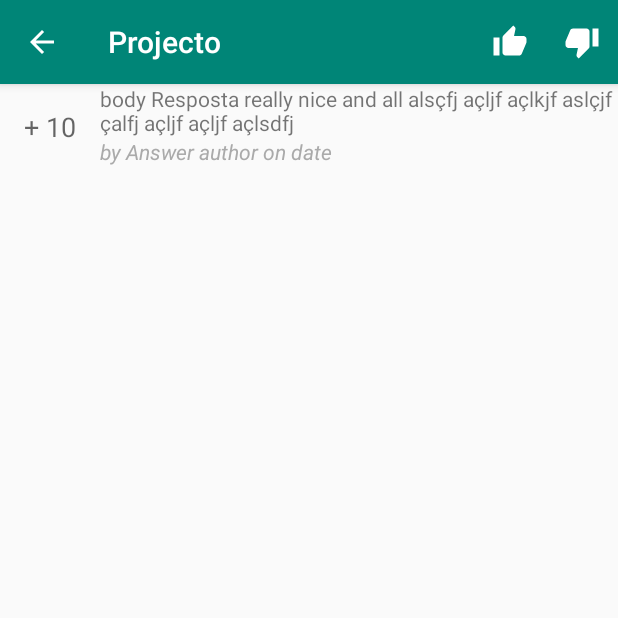
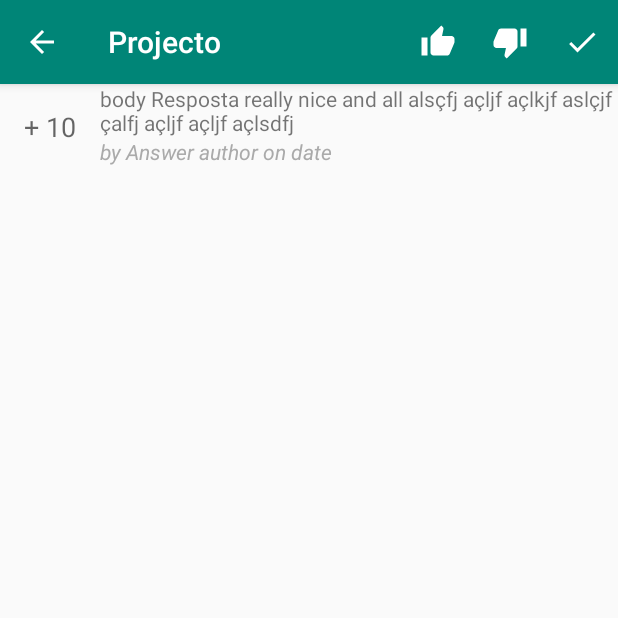
Before and after one commit to Olamundo21/QAPDM2019, an Android app: the ViewAnswerActivity screen opened directly, with no data from a screen before it, on a phone screen of 412 x 824 dp, the top half of it. Run offline under Robolectric (Android 15) with nearby library versions, the phone set to English and light mode, and no system bars; 1 statement that could not run was skipped.

Commit message:
Vote nwai needs fixing same for answer

```diff
--- a/app/src/main/res/menu/menu_answer_view.xml
+++ b/app/src/main/res/menu/menu_answer_view.xml
@@ -5,12 +5,18 @@
     <item
         android:id="@+id/action_upvote"
         android:icon="@drawable/ic_thumb_up_white_24dp"
-        android:title="@string/action_accept"
+        android:title="@string/upvote"
         app:showAsAction="ifRoom" />
 
     <item
         android:id="@+id/action_downvote"
         android:icon="@drawable/ic_thumb_down_white_24dp"
-        android:title="@string/action_accept"
+        android:title="@string/down_vote"
+        app:showAsAction="ifRoom" />
+
+    <item
+        android:id="@+id/action_markcorrect"
+        android:icon="@drawable/ic_check_white_24dp"
+        android:title="@string/mark_correct"
         app:showAsAction="ifRoom" />
 </menu>
--- a/app/src/main/res/values/strings.xml
+++ b/app/src/main/res/values/strings.xml
@@ -25,4 +25,7 @@
     <string name="action_accept">Aceitar</string>
     <string name="negativo">Negativo</string>
     <string name="positivo">Positivo</string>
+    <string name="mark_correct">Mark Correct</string>
+    <string name="down_vote">Down Vote</string>
+    <string name="upvote">UpVote</string>
 </resources>
```
Also changed, not shown: app/src/main/java/pt/uac/qa/services/AnswerService.java (+28 -3 lines), app/src/main/java/pt/uac/qa/ui/ViewAnswerActivity.java (+12 -4 lines).
